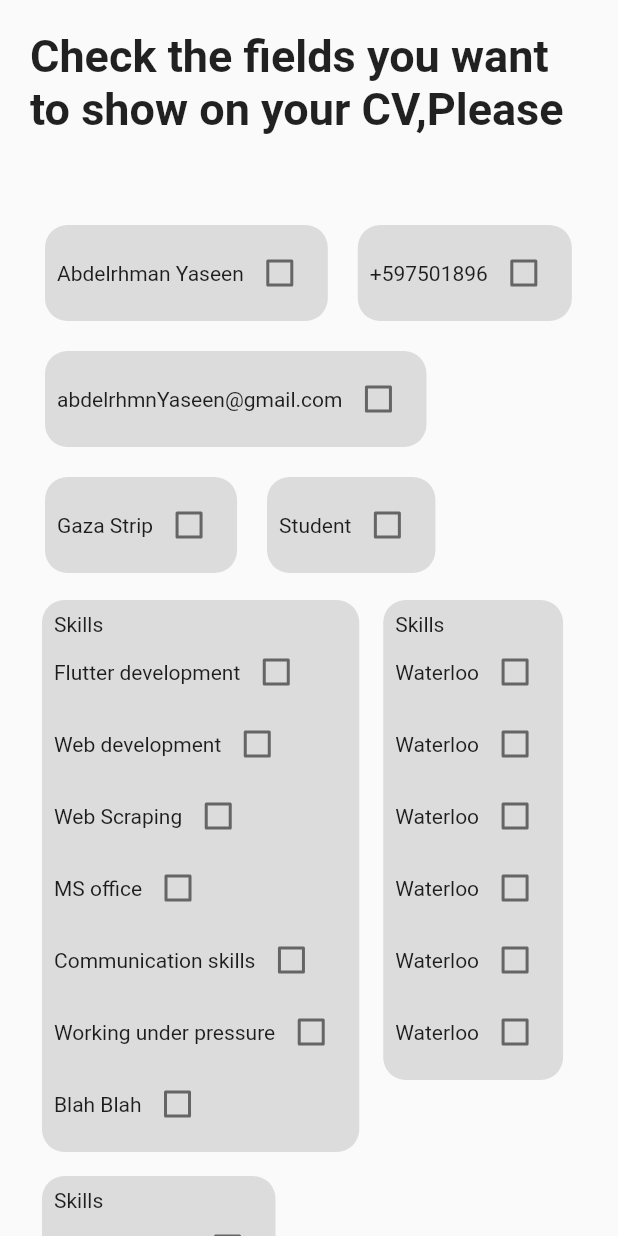
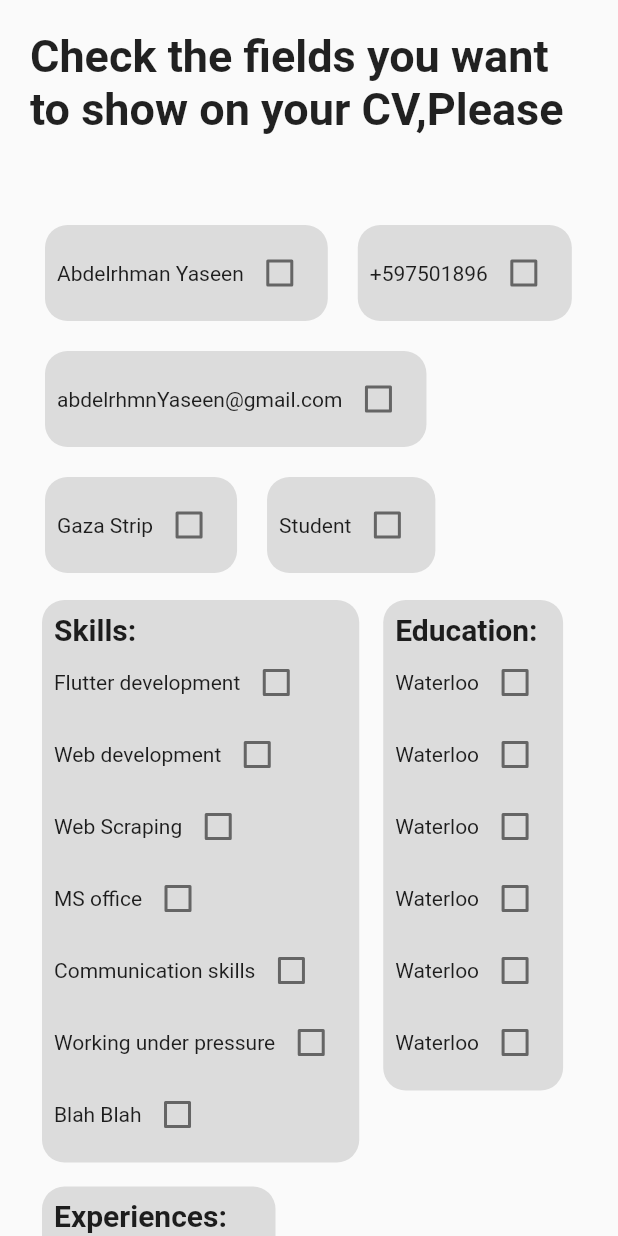
Before and after one commit to AbedrahmanYassen/cv_builder, a Flutter app: the screen it shows after launch, on a phone screen of 412 x 824 dp. Run offline on Flutter 3.47's test engine with Material 2 defaults, Android fonts, the phone set to English and light mode, and no system bars; our stand-ins replace font_awesome_flutter, pdf, printing, universal_io; missing offline and left inert: dart:ffi, docx_template; accounts and stored records are empty.

Commit message:
1. Making the title of showHide widget dynamic 2. add info screen making multiInput fields

```diff
--- a/lib/widgets/composite_show_hide_field.dart
+++ b/lib/widgets/composite_show_hide_field.dart
@@ -15,11 +15,24 @@ class CompositeShowHideField extends StatelessWidget {
   List<bool> isChecked = [];
   List fieldValues;
   final DataFields dataFields;
+  String category = "";
 
   @override
   Widget build(BuildContext context) {
     isChecked = List.filled(fieldValues.length, false);
-
+    switch (dataFields) {
+      case DataFields.degrees:
+        category = "Education";
+        break;
+      case DataFields.skills:
+        category = "Skills";
+        break;
+      case DataFields.experiences:
+        category = "Experiences";
+        break;
+      default:
+        category = "";
+    }
     return Padding(
       padding: const EdgeInsets.all(8.0),
       child: Container(
@@ -32,9 +45,14 @@ class CompositeShowHideField extends StatelessWidget {
           crossAxisAlignment: CrossAxisAlignment.start,
           mainAxisSize: MainAxisSize.min,
           children: [
-            const Text("Skills"),
+            Text(
+              '$category: ',
+              style: const TextStyle(
+                fontWeight: FontWeight.w700,
+                fontSize: 20,
+              ),
+            ),
             Consumer<ShowHideProvider>(builder: (_, provider, __) {
-
               return Column(
                 mainAxisSize: MainAxisSize.min,
                 crossAxisAlignment: CrossAxisAlignment.start,
@@ -66,7 +84,11 @@ class CompositeShowHideField extends StatelessWidget {
                         onChanged: (v) {
                           isChecked[index] = v!;
                           provider.handleShowingOrHidingForCompositeFields(
-                              isChecked[index], dataFields, fieldValues[index], index, fieldValues.length);
+                              isChecked[index],
+                              dataFields,
+                              fieldValues[index],
+                              index,
+                              fieldValues.length);
                         },
                       ),
                     ],
```
Also changed, not shown: lib/routes/add_info.dart (+159 -23 lines).
